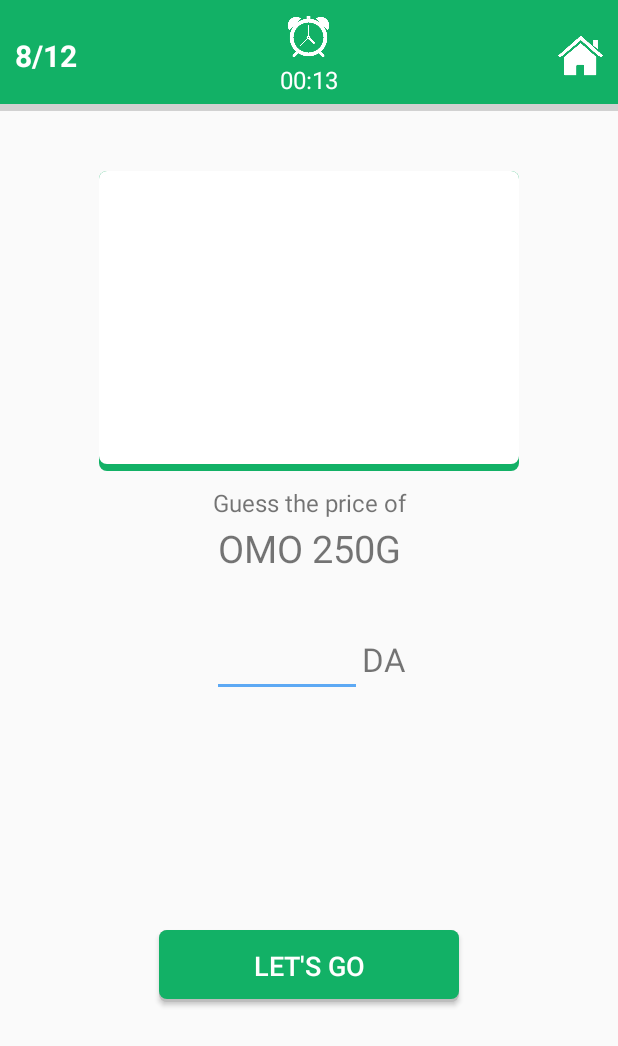
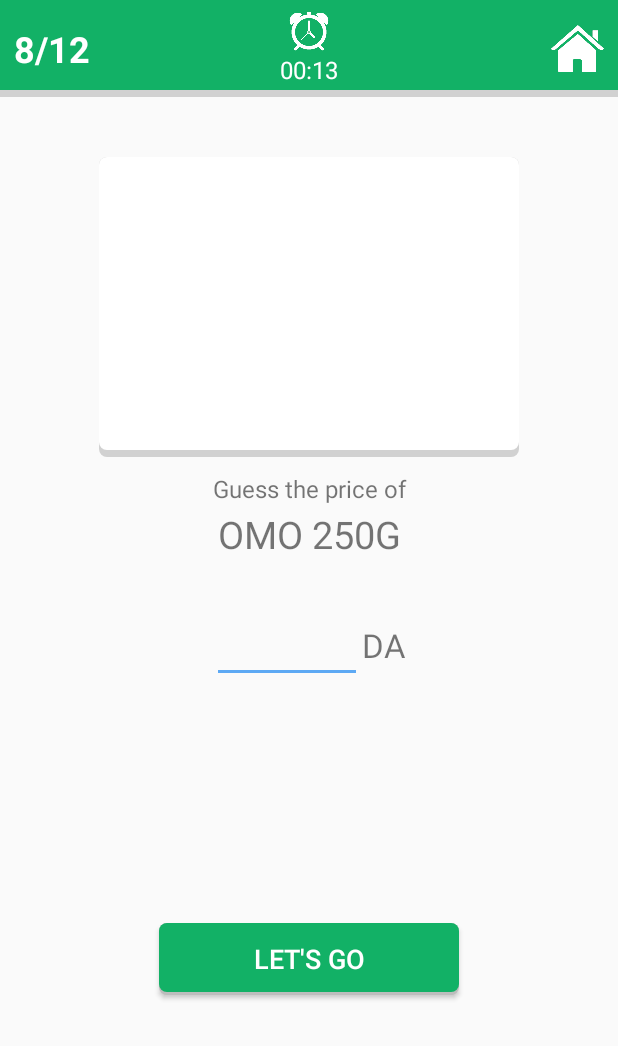
Before and after one commit to Amine-Smahi/UPrice, an Android app: the PhaseOneActivity screen opened directly, with no data from a screen before it, on a phone screen of 412 x 824 dp. Shown: the top 1046 px of the screen. Run offline under Robolectric (Android 15) with nearby library versions, the phone set to English and light mode, and no system bars.

Commit message:
Small UI fixes

```diff
--- a/app/src/main/res/drawable/card_background_images.xml
+++ b/app/src/main/res/drawable/card_background_images.xml
@@ -3,7 +3,7 @@
 
     <item>
         <shape android:shape="rectangle">
-            <solid android:color="#12B166"/>
+            <solid android:color="#AABDBDBD"/>
             <corners android:radius="5dp"/>
         </shape>
     </item>
--- a/app/src/main/res/layout/activity_phase_one.xml
+++ b/app/src/main/res/layout/activity_phase_one.xml
@@ -10,21 +10,23 @@
     android:layout_width="match_parent"
     android:layout_height="wrap_content"
     android:background="@drawable/card_background"
-    android:padding="10dp">
+    android:padding="7dp">
 
 
     <TextView
         android:layout_width="wrap_content"
         android:layout_height="wrap_content"
         android:textColor="#fff"
-        android:textSize="20dp"
+        android:textSize="24dp"
         android:text="8/12"
         android:textStyle="bold"
+        android:layout_marginLeft="2dp"
         android:layout_centerInParent="true"
         android:layout_alignParentLeft="true" />
     <ImageButton
-        android:layout_width="30dp"
-        android:layout_height="30dp"
+        android:layout_width="35dp"
+        android:layout_height="35dp"
+        android:layout_marginRight="2dp"
         android:background="@mipmap/home"
         android:layout_centerInParent="true"
         android:layout_alignParentRight="true"
@@ -37,15 +39,14 @@
         android:layout_centerHorizontal="true">
      <ImageView
          android:background="@mipmap/clock"
-         android:layout_width="30dp"
-         android:layout_height="30dp"/>
+         android:layout_width="28dp"
+         android:layout_height="28dp"/>
         <TextView
             android:id="@+id/clock"
             android:layout_width="wrap_content"
             android:layout_height="wrap_content"
             android:textSize="16dp"
             android:textColor="#fff"
-            android:layout_marginTop="2dp"
             android:text="00:05"/>
     </LinearLayout>
 </RelativeLayout>
```
Also changed, not shown: app/src/main/res/layout/activity_phase_two.xml (+8 -8 lines).
